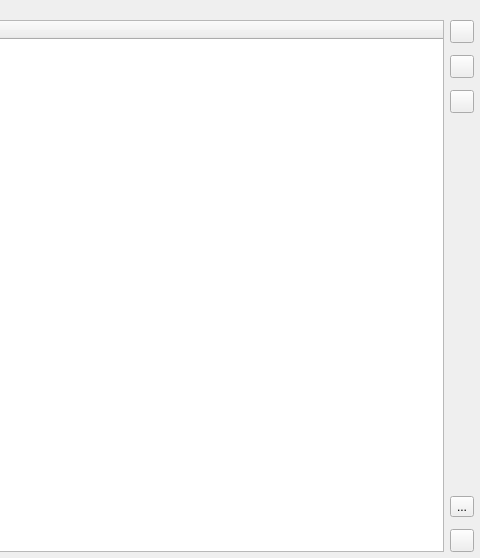
Old version of the form src/ui/auth/qgsauthidentitieseditor.ui in the repository qgis/QGIS; both pictures show x 251 to 731 and y 0 to 558 of the 731 by 558 pixel window.
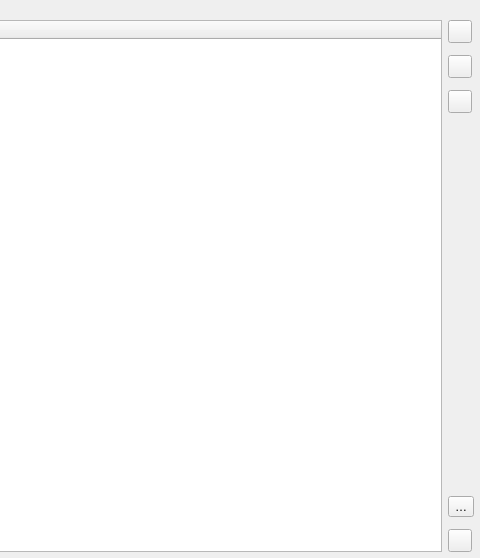
New version of the form. Icons and pictures are not drawn. Custom widgets are drawn as their Qt base class.

```diff
--- a/src/ui/auth/qgsauthidentitieseditor.ui
+++ b/src/ui/auth/qgsauthidentitieseditor.ui
@@ -113,7 +113,7 @@
           <string>Group by organization</string>
          </property>
          <property name="text">
-          <string>...</string>
+          <string>…</string>
          </property>
          <property name="icon">
           <iconset resource="../../../images/images.qrc">
```
